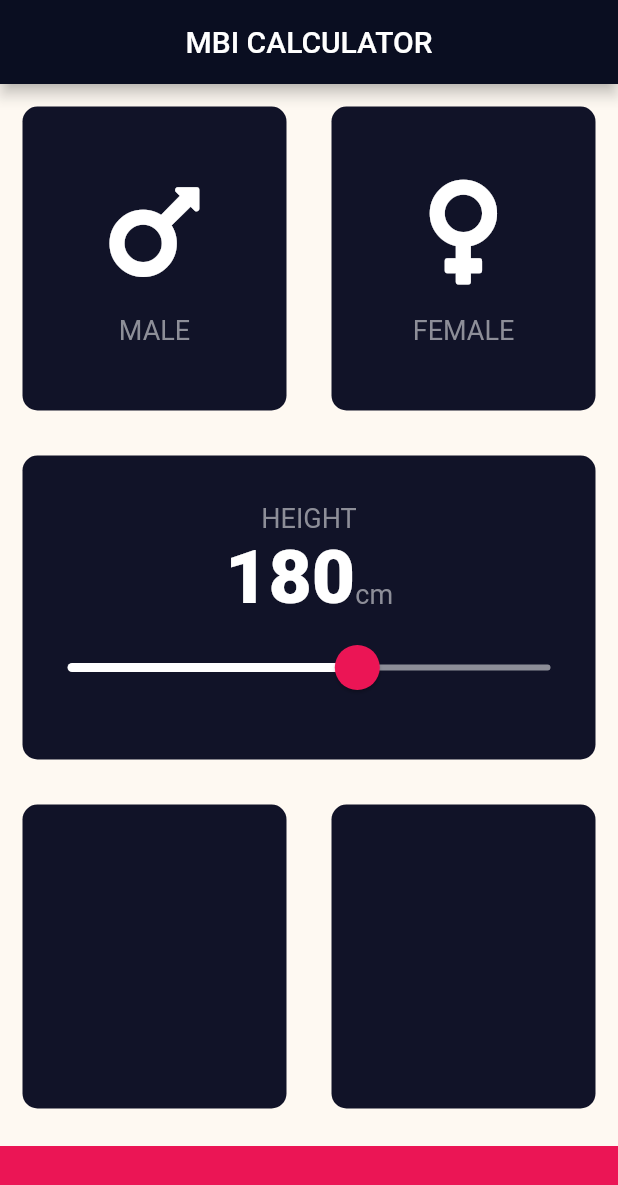
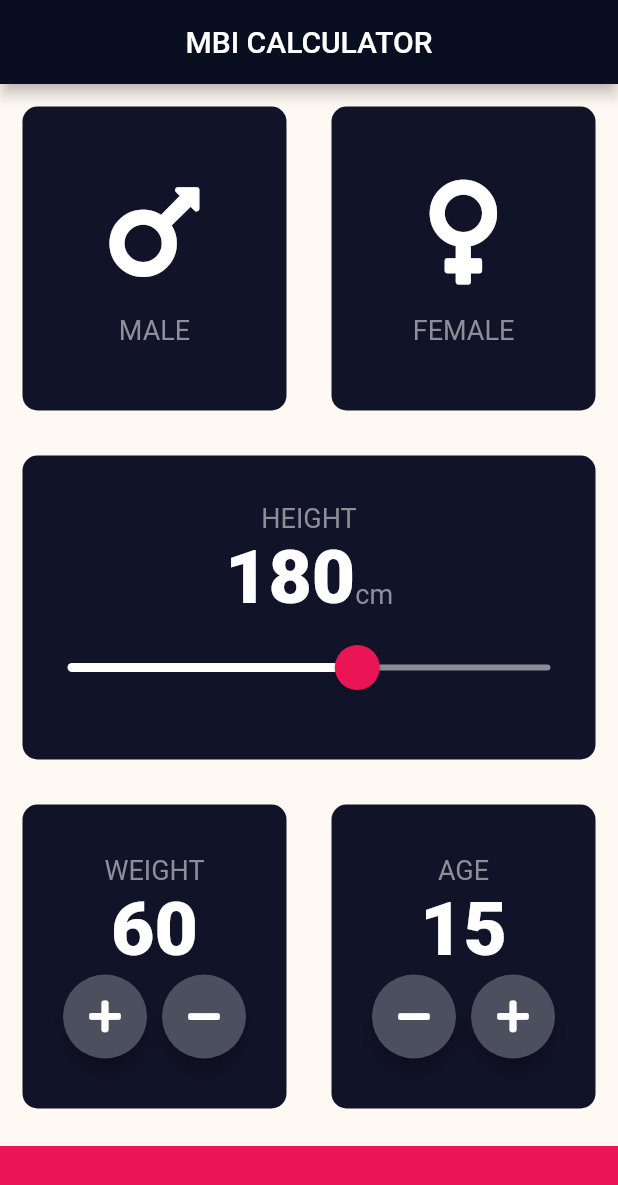
Before and after one commit to geekpius/bmi_calculator, a Flutter app: the screen it shows after launch, on a phone screen of 412 x 824 dp. Shown: the top 1185 px of the screen. Run offline on Flutter 3.47's test engine with Material 2 defaults, Android fonts, the phone set to English and light mode, and no system bars; our stand-ins replace font_awesome_flutter.

Commit message:
Weight and age widgets created

```diff
--- a/lib/constants.dart
+++ b/lib/constants.dart
@@ -11,7 +11,7 @@ const kLabelTextStyle = TextStyle(
   fontSize: kTextFontSize,
   color: Color(0xFF8D8E98),
 );
-const kBigLabelTextStyle = TextStyle(
+const kNumberLabelTextStyle = TextStyle(
   fontSize: 50.0,
   fontWeight: FontWeight.w900,
 );
--- a/lib/input_page.dart
+++ b/lib/input_page.dart
@@ -19,6 +19,8 @@ class _InputPageState extends State<InputPage> {
 
   Gender selectedGender;
   int height = 180;
+  int weight = 60;
+  int age = 15;
 
   @override
   Widget build(BuildContext context) {
@@ -85,7 +87,7 @@ class _InputPageState extends State<InputPage> {
                       children: <Widget>[
                         Text(
                           height.toString(),
-                          style: kBigLabelTextStyle,
+                          style: kNumberLabelTextStyle,
                         ),
                         Text(
                           'cm',
@@ -124,11 +126,85 @@ class _InputPageState extends State<InputPage> {
                 Expanded(
                   child: ReusableCard(
                     color: kInActiveCardColor,
+                    cardChild: Column(
+                      mainAxisAlignment: MainAxisAlignment.center,
+                      children: <Widget>[
+                        Text(
+                          'WEIGHT',
+                          style: kLabelTextStyle,
+                        ),
+                        Text(
+                          weight.toString(),
+                          style: kNumberLabelTextStyle,
+                        ),
+                        Row(
+                          mainAxisAlignment: MainAxisAlignment.center,
+                          children: <Widget>[
+                            RoundIconButton(
+                              icon: FontAwesomeIcons.plus,
+                              pressed: () {
+                                setState(() {
+                                  weight += 1;
+                                });
+                              },
+                            ),
+                            SizedBox(
+                              width: 10,
+                            ),
+                            RoundIconButton(
+                              icon: FontAwesomeIcons.minus,
+                              pressed: () {
+                                setState(() {
+                                  weight -= 1;
+                                });
+                              },
+                            ),
+                          ],
+                        ),
+                      ],
+                    ),
                   ),
                 ),
                 Expanded(
                   child: ReusableCard(
                     color: kInActiveCardColor,
+                    cardChild: Column(
+                      mainAxisAlignment: MainAxisAlignment.center,
+                      children: <Widget>[
+                        Text(
+                          'AGE',
+                          style: kLabelTextStyle,
+                        ),
+                        Text(
+                          age.toString(),
+                          style: kNumberLabelTextStyle,
+                        ),
+                        Row(
+                          mainAxisAlignment: MainAxisAlignment.center,
+                          children: <Widget>[
+                            RoundIconButton(
+                              icon: FontAwesomeIcons.minus,
+                              pressed: () {
+                                setState(() {
+                                  age -= 1;
+                                });
+                              },
+                            ),
+                            SizedBox(
+                              width: 10,
+                            ),
+                            RoundIconButton(
+                              icon: FontAwesomeIcons.plus,
+                              pressed: () {
+                                setState(() {
+                                  age += 1;
+                                });
+                              },
+                            ),
+                          ],
+                        ),
+                      ],
+                    ),
                   ),
                 ),
               ],
@@ -145,3 +221,24 @@ class _InputPageState extends State<InputPage> {
     );
   }
 }
+
+class RoundIconButton extends StatelessWidget {
+  RoundIconButton({@required this.icon, @required this.pressed});
+  final IconData icon;
+  final Function pressed;
+
+  @override
+  Widget build(BuildContext context) {
+    return RawMaterialButton(
+      onPressed: pressed,
+      child: Icon(icon),
+      fillColor: Color(0xFF4C4F5E),
+      elevation: 6.0,
+      constraints: BoxConstraints.tightFor(
+        width: 56.0,
+        height: 56.0,
+      ),
+      shape: CircleBorder(),
+    );
+  }
+}
```
